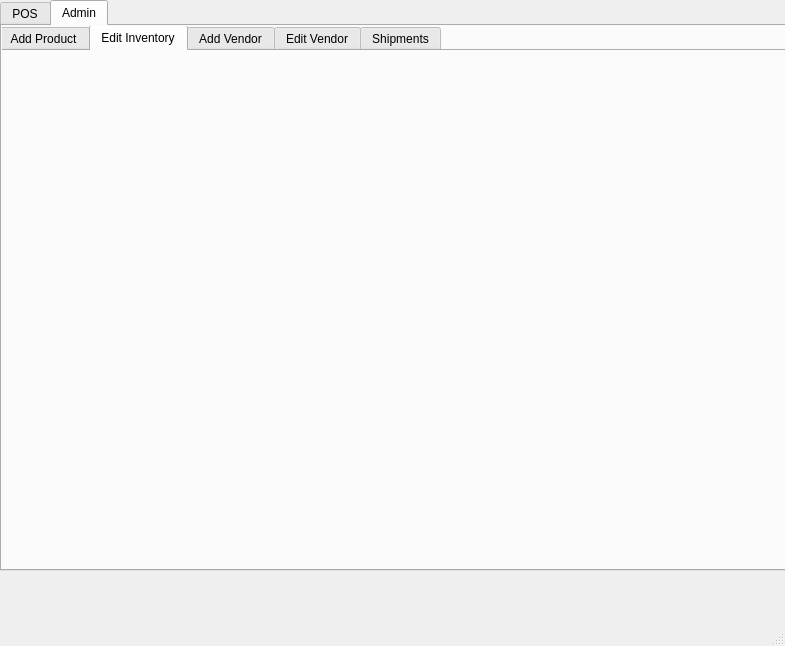
Qt form videoGameStore.ui (CherishedZero/TermProject) before a commit.
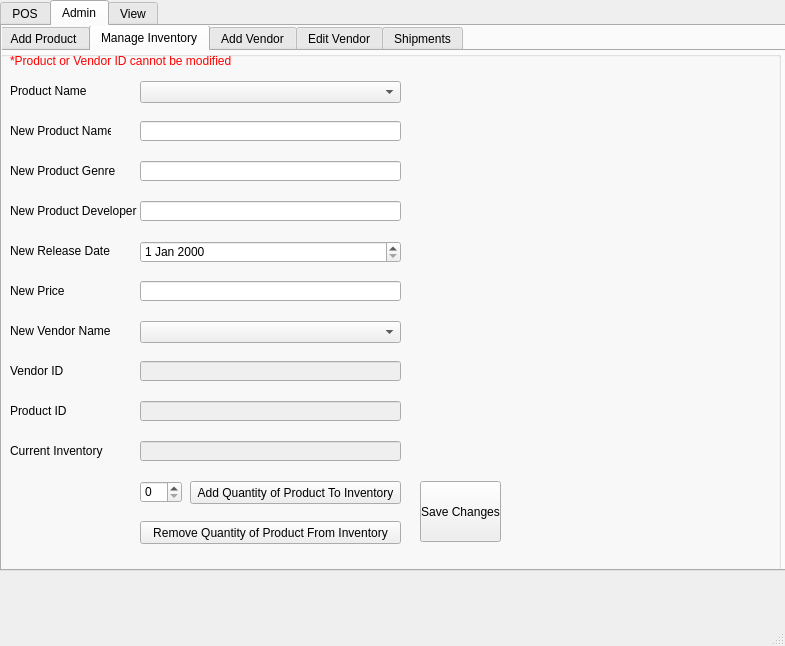
The same form after that commit. The open tabs and pages were chosen to show the change.

Commit message: Finished all tabs design

```diff
--- a/videoGameStore.ui
+++ b/videoGameStore.ui
@@ -914,8 +914,350 @@
       </widget>
       <widget class="QWidget" name="editInventoryTab">
        <attribute name="title">
-        <string>Edit Inventory</string>
+        <string>Manage Inventory</string>
        </attribute>
+       <widget class="QGroupBox" name="manageInventoryGroupBox">
+        <property name="geometry">
+         <rect>
+          <x>0</x>
+          <y>0</y>
+          <width>781</width>
+          <height>521</height>
+         </rect>
+        </property>
+        <property name="title">
+         <string/>
+        </property>
+        <widget class="QLabel" name="label_38">
+         <property name="geometry">
+          <rect>
+           <x>10</x>
+           <y>30</y>
+           <width>81</width>
+           <height>20</height>
+          </rect>
+         </property>
+         <property name="text">
+          <string>Product Name</string>
+         </property>
+        </widget>
+        <widget class="QLabel" name="label_39">
+         <property name="geometry">
+          <rect>
+           <x>10</x>
+           <y>270</y>
+           <width>101</width>
+           <height>20</height>
+          </rect>
+         </property>
+         <property name="text">
+          <string>New Vendor Name</string>
+         </property>
+        </widget>
+        <widget class="QLineEdit" name="vendorIdLineEditManageInventoryTab">
+         <property name="enabled">
+          <bool>false</bool>
+         </property>
+         <property name="geometry">
+          <rect>
+           <x>140</x>
+           <y>310</y>
+           <width>261</width>
+           <height>20</height>
+          </rect>
+         </property>
+         <property name="readOnly">
+          <bool>true</bool>
+         </property>
+        </widget>
+        <widget class="QLabel" name="label_40">
+         <property name="geometry">
+          <rect>
+           <x>10</x>
+           <y>310</y>
+           <width>60</width>
+           <height>20</height>
+          </rect>
+         </property>
+         <property name="text">
+          <string>Vendor ID</string>
+         </property>
+        </widget>
+        <widget class="QPushButton" name="saveChangesButtonManageInventoryTab">
+         <property name="geometry">
+          <rect>
+           <x>420</x>
+           <y>430</y>
+           <width>81</width>
+           <height>61</height>
+          </rect>
+         </property>
+         <property name="text">
+          <string>Save Changes</string>
+         </property>
+        </widget>
+        <widget class="QLineEdit" name="newProductNameLineEditManageInventoryTab">
+         <property name="geometry">
+          <rect>
+           <x>140</x>
+           <y>70</y>
+           <width>261</width>
+           <height>20</height>
+          </rect>
+         </property>
+        </widget>
+        <widget class="QComboBox" name="newVendorNameComboBoxManageInventoryTab">
+         <property name="geometry">
+          <rect>
+           <x>140</x>
+           <y>270</y>
+           <width>261</width>
+           <height>22</height>
+          </rect>
+         </property>
+        </widget>
+        <widget class="QLabel" name="label_41">
+         <property name="geometry">
+          <rect>
+           <x>10</x>
+           <y>110</y>
+           <width>121</width>
+           <height>20</height>
+          </rect>
+         </property>
+         <property name="text">
+          <string>New Product Genre</string>
+         </property>
+        </widget>
+        <widget class="QLabel" name="label_42">
+         <property name="geometry">
+          <rect>
+           <x>10</x>
+           <y>150</y>
+           <width>131</width>
+           <height>20</height>
+          </rect>
+         </property>
+         <property name="text">
+          <string>New Product Developer</string>
+         </property>
+        </widget>
+        <widget class="QLabel" name="label_43">
+         <property name="geometry">
+          <rect>
+           <x>10</x>
+           <y>190</y>
+           <width>101</width>
+           <height>20</height>
+          </rect>
+         </property>
+         <property name="text">
+          <string>New Release Date</string>
+         </property>
+        </widget>
+        <widget class="QLabel" name="label_44">
+         <property name="geometry">
+          <rect>
+           <x>10</x>
+           <y>230</y>
+           <width>101</width>
+           <height>20</height>
+          </rect>
+         </property>
+         <property name="text">
+          <string>New Price</string>
+         </property>
+        </widget>
+        <widget class="QLineEdit" name="newProductGenreLineEditManageInventoryTab">
+         <property name="geometry">
+          <rect>
+           <x>140</x>
+           <y>110</y>
+           <width>261</width>
+           <height>20</height>
+          </rect>
+         </property>
+        </widget>
+        <widget class="QLineEdit" name="newProductDeveloperLineEditManageInventoryTab">
+         <property name="geometry">
+          <rect>
+           <x>140</x>
+           <y>150</y>
+           <width>261</width>
+           <height>20</height>
+          </rect>
+         </property>
+        </widget>
+        <widget class="QLineEdit" name="newProductPriceLineEditManageInventoryTab">
+         <property name="geometry">
+          <rect>
+           <x>140</x>
+           <y>230</y>
+           <width>261</width>
+           <height>20</height>
+          </rect>
+         </property>
+         <property name="placeholderText">
+          <string/>
+         </property>
+        </widget>
+        <widget class="QDateEdit" name="newProductReleaseDateManageInventoryTab">
+         <property name="geometry">
+          <rect>
+           <x>140</x>
+           <y>190</y>
+           <width>261</width>
+           <height>22</height>
+          </rect>
+         </property>
+        </widget>
+        <widget class="QLabel" name="label_45">
+         <property name="geometry">
+          <rect>
+           <x>10</x>
+           <y>0</y>
+           <width>261</width>
+           <height>20</height>
+          </rect>
+         </property>
+         <property name="styleSheet">
+          <string notr="true">color: red;</string>
+         </property>
+         <property name="text">
+          <string>*Product or Vendor ID cannot be modified</string>
+         </property>
+        </widget>
+        <widget class="QLabel" name="label_31">
+         <property name="geometry">
+          <rect>
+           <x>10</x>
+           <y>70</y>
+           <width>101</width>
+           <height>20</height>
+          </rect>
+         </property>
+         <property name="text">
+          <string>New Product Name</string>
+         </property>
+        </widget>
+        <widget class="QComboBox" name="productNameComboBoxEditInventoryTab">
+         <property name="geometry">
+          <rect>
+           <x>140</x>
+           <y>30</y>
+           <width>261</width>
+           <height>22</height>
+          </rect>
+         </property>
+        </widget>
+        <widget class="QLabel" name="label_46">
+         <property name="geometry">
+          <rect>
+           <x>10</x>
+           <y>390</y>
+           <width>101</width>
+           <height>20</height>
+          </rect>
+         </property>
+         <property name="text">
+          <string>Current Inventory</string>
+         </property>
+        </widget>
+        <widget class="QSpinBox" name="quantitySpinBoxManageInventoryTab">
+         <property name="geometry">
+          <rect>
+           <x>140</x>
+           <y>430</y>
+           <width>42</width>
+           <height>22</height>
+          </rect>
+         </property>
+        </widget>
+        <widget class="QLineEdit" name="currentInventoryLineEditManageInventoryTab">
+         <property name="enabled">
+          <bool>false</bool>
+         </property>
+         <property name="geometry">
+          <rect>
+           <x>140</x>
+           <y>390</y>
+           <width>261</width>
+           <height>20</height>
+          </rect>
+         </property>
+         <property name="readOnly">
+          <bool>true</bool>
+         </property>
+        </widget>
+        <widget class="QPushButton" name="addQuantityButtonManageInventoryTab">
+         <property name="geometry">
+          <rect>
+           <x>190</x>
+           <y>430</y>
+           <width>211</width>
+           <height>23</height>
+          </rect>
+         </property>
+         <property name="text">
+          <string>Add Quantity of Product To Inventory</string>
+         </property>
+        </widget>
+        <widget class="QPushButton" name="removeQuantityButtonManageInventoryTab">
+         <property name="geometry">
+          <rect>
+           <x>140</x>
+           <y>470</y>
+           <width>261</width>
+           <height>23</height>
+          </rect>
+         </property>
+         <property name="text">
+          <string>Remove Quantity of Product From Inventory</string>
+         </property>
+        </widget>
+        <widget class="QLabel" name="feedbackLabelManageInventoryTab">
+         <property name="geometry">
+          <rect>
+           <x>140</x>
+           <y>500</y>
+           <width>261</width>
+           <height>16</height>
+          </rect>
+         </property>
+         <property name="text">
+          <string/>
+         </property>
+        </widget>
+        <widget class="QLabel" name="label_47">
+         <property name="geometry">
+          <rect>
+           <x>10</x>
+           <y>350</y>
+           <width>60</width>
+           <height>20</height>
+          </rect>
+         </property>
+         <property name="text">
+          <string>Product ID</string>
+         </property>
+        </widget>
+        <widget class="QLineEdit" name="productIdLineEditManageInventoryTab">
+         <property name="enabled">
+          <bool>false</bool>
+         </property>
+         <property name="geometry">
+          <rect>
+           <x>140</x>
+           <y>350</y>
+           <width>261</width>
+           <height>20</height>
+          </rect>
+         </property>
+         <property name="readOnly">
+          <bool>true</bool>
+         </property>
+        </widget>
+       </widget>
       </widget>
       <widget class="QWidget" name="addVendorTab">
        <attribute name="title">
@@ -931,6 +1273,211 @@
        <attribute name="title">
         <string>Shipments</string>
        </attribute>
+       <widget class="QGroupBox" name="shipmentsGroupBox">
+        <property name="geometry">
+         <rect>
+          <x>0</x>
+          <y>0</y>
+          <width>781</width>
+          <height>511</height>
+         </rect>
+        </property>
+        <property name="title">
+         <string/>
+        </property>
+        <widget class="QLabel" name="label_29">
+         <property name="geometry">
+          <rect>
+           <x>10</x>
+           <y>30</y>
+           <width>60</width>
+           <height>20</height>
+          </rect>
+         </property>
+         <property name="text">
+          <string>Product</string>
+         </property>
+        </widget>
+        <widget class="QPushButton" name="submitButtonShipmentsTab">
+         <property name="geometry">
+          <rect>
+           <x>90</x>
+           <y>150</y>
+           <width>260</width>
+           <height>20</height>
+          </rect>
+         </property>
+         <property name="text">
+          <string>Submit</string>
+         </property>
+        </widget>
+        <widget class="QComboBox" name="productComboBoxShipmentsTab">
+         <property name="geometry">
+          <rect>
+           <x>90</x>
+           <y>30</y>
+           <width>260</width>
+           <height>20</height>
+          </rect>
+         </property>
+        </widget>
+        <widget class="QSpinBox" name="productSpinBoxShipmentsTab">
+         <property name="geometry">
+          <rect>
+           <x>90</x>
+           <y>70</y>
+           <width>41</width>
+           <height>20</height>
+          </rect>
+         </property>
+        </widget>
+        <widget class="QPushButton" name="addProductButtonShipmentsTab">
+         <property name="geometry">
+          <rect>
+           <x>150</x>
+           <y>70</y>
+           <width>200</width>
+           <height>20</height>
+          </rect>
+         </property>
+         <property name="text">
+          <string>Add Product To Shipment</string>
+         </property>
+        </widget>
+        <widget class="QPushButton" name="removeProductButtonShipmentsTab">
+         <property name="geometry">
+          <rect>
+           <x>150</x>
+           <y>110</y>
+           <width>200</width>
+           <height>20</height>
+          </rect>
+         </property>
+         <property name="text">
+          <string>Remove Product From Shipment</string>
+         </property>
+        </widget>
+        <widget class="QTableWidget" name="shipmentListTableWidgetShipmentsTab">
+         <property name="geometry">
+          <rect>
+           <x>390</x>
+           <y>30</y>
+           <width>400</width>
+           <height>400</height>
+          </rect>
+         </property>
+        </widget>
+        <widget class="QLabel" name="feedbackLabelShipmentsTab">
+         <property name="geometry">
+          <rect>
+           <x>90</x>
+           <y>240</y>
+           <width>260</width>
+           <height>20</height>
+          </rect>
+         </property>
+         <property name="text">
+          <string/>
+         </property>
+        </widget>
+        <widget class="QLabel" name="label_30">
+         <property name="geometry">
+          <rect>
+           <x>10</x>
+           <y>70</y>
+           <width>60</width>
+           <height>20</height>
+          </rect>
+         </property>
+         <property name="text">
+          <string>Quantity</string>
+         </property>
+        </widget>
+        <widget class="QPushButton" name="randomShipmentButtonShipmentsTab">
+         <property name="geometry">
+          <rect>
+           <x>90</x>
+           <y>190</y>
+           <width>261</width>
+           <height>23</height>
+          </rect>
+         </property>
+         <property name="text">
+          <string>Random Shipment</string>
+         </property>
+        </widget>
+       </widget>
+      </widget>
+     </widget>
+    </widget>
+    <widget class="QWidget" name="viewWidget">
+     <attribute name="title">
+      <string>View</string>
+     </attribute>
+     <widget class="QGroupBox" name="viewGroupBox">
+      <property name="geometry">
+       <rect>
+        <x>0</x>
+        <y>0</y>
+        <width>781</width>
+        <height>541</height>
+       </rect>
+      </property>
+      <property name="title">
+       <string/>
+      </property>
+      <widget class="QComboBox" name="viewSelectionComboBoxViewTab">
+       <property name="geometry">
+        <rect>
+         <x>100</x>
+         <y>40</y>
+         <width>671</width>
+         <height>22</height>
+        </rect>
+       </property>
+       <item>
+        <property name="text">
+         <string>Inventory</string>
+        </property>
+       </item>
+       <item>
+        <property name="text">
+         <string>Out Of Stock</string>
+        </property>
+       </item>
+       <item>
+        <property name="text">
+         <string>Vendors</string>
+        </property>
+       </item>
+       <item>
+        <property name="text">
+         <string>Customers</string>
+        </property>
+       </item>
+      </widget>
+      <widget class="QLabel" name="label_33">
+       <property name="geometry">
+        <rect>
+         <x>10</x>
+         <y>40</y>
+         <width>81</width>
+         <height>16</height>
+        </rect>
+       </property>
+       <property name="text">
+        <string>View Selection</string>
+       </property>
+      </widget>
+      <widget class="QTableWidget" name="viewTableWidgetViewTab">
+       <property name="geometry">
+        <rect>
+         <x>20</x>
+         <y>70</y>
+         <width>751</width>
+         <height>461</height>
+        </rect>
+       </property>
       </widget>
      </widget>
     </widget>
```
Left out of the diff: 227 changed lines with no effect on the pictures.
